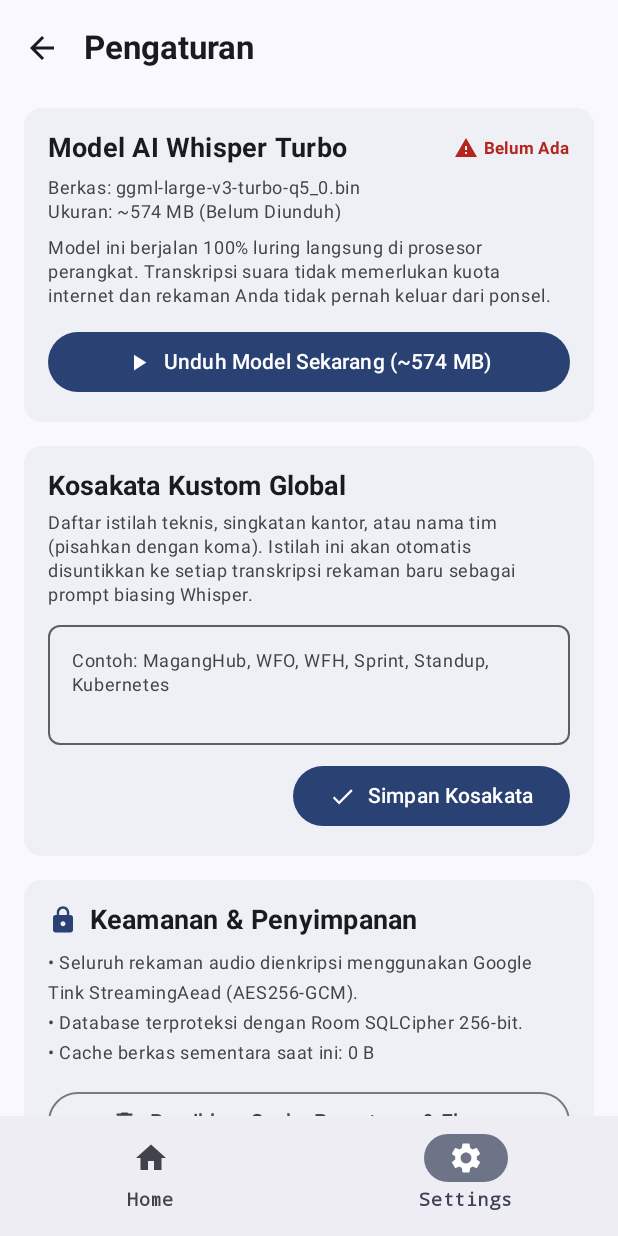
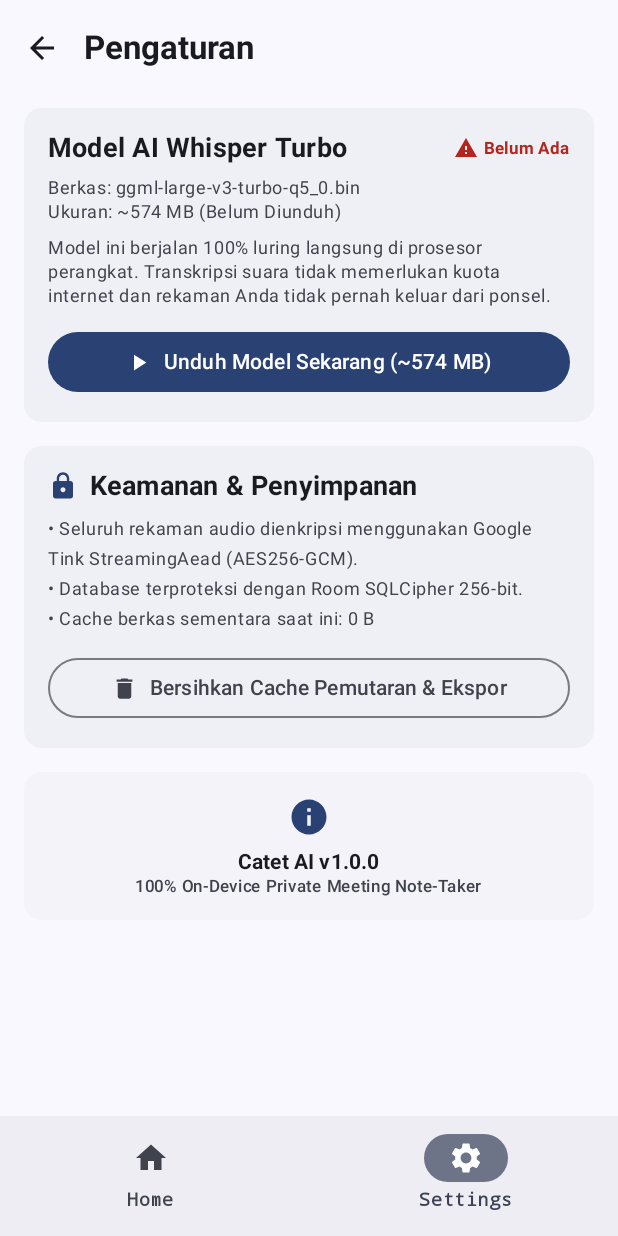
Before and after one commit to xinnxz/catet-ai, an Android app built with Jetpack Compose: the SettingsScreen screen opened through its navigation route, on a phone screen of 412 x 824 dp. Run offline under Robolectric (Android 15) with nearby library versions, the phone set to English and light mode, and no system bars; our stand-ins replace Dagger/Hilt's generated code; 1 statement that could not run was skipped.

Commit message:
fix: Room FTS migration validation, FAB position & cleanup Settings UI
- Fix MIGRATION_3_4: gunakan backticks persis seperti Room schema 4.json (content=\	ranscript_segments\) agar lolos FtsTableInfo validation
- Fix EmptyRecordingsView: ganti icon Add di lingkaran tengah dengan ic_mic agar tidak dikira tombol mati
- Fix HomeScreen: hapus icon Settings dan Add di TopAppBar (Settings sudah ada di BottomNavigationBar), kembalikan FloatingActionButton (+) di kanan bawah
- Settings Zero-Config: hapus kartu input kosakata dari SettingsScreen, pindahkan kosakata rapat bawaan ke backend WhisperConfig.DEFAULT_MEETING_VOCABULARY

```diff
--- a/app/src/main/java/com/catetai/app/presentation/home/HomeScreen.kt
+++ b/app/src/main/java/com/catetai/app/presentation/home/HomeScreen.kt
@@ -18,10 +18,10 @@ import androidx.compose.material.icons.Icons
 import androidx.compose.material.icons.filled.Add
 import androidx.compose.material.icons.filled.Close
 import androidx.compose.material.icons.filled.Search
-import androidx.compose.material.icons.filled.Settings
 import androidx.compose.material3.AlertDialog
 import androidx.compose.material3.CircularProgressIndicator
 import androidx.compose.material3.ExperimentalMaterial3Api
+import androidx.compose.material3.FloatingActionButton
 import androidx.compose.material3.Icon
 import androidx.compose.material3.IconButton
 import androidx.compose.material3.LinearProgressIndicator
@@ -230,27 +230,6 @@ fun HomeContent(
                         fontWeight = FontWeight.Bold
                     )
                 },
-                actions = {
-                    // Tombol Impor Rekaman di TopBar — satu-satunya entry point impor
-                    IconButton(
-                        onClick = onTriggerImport,
-                        modifier = Modifier.semantics { contentDescription = "Impor Rekaman Audio" }
-                    ) {
-                        Icon(
-                            imageVector = Icons.Default.Add,
-                            contentDescription = "Impor Rekaman"
-                        )
-                    }
-                    IconButton(
-                        onClick = onNavigateToSettings,
-                        modifier = Modifier.semantics { contentDescription = "Buka Pengaturan" }
-                    ) {
-                        Icon(
-                            imageVector = Icons.Default.Settings,
-                            contentDescription = "Pengaturan"
-                        )
-                    }
-                },
                 colors = TopAppBarDefaults.topAppBarColors(
                     containerColor = MaterialTheme.colorScheme.background,
                     titleContentColor = MaterialTheme.colorScheme.onBackground
@@ -258,6 +237,20 @@ fun HomeContent(
             )
         },
         snackbarHost = { SnackbarHost(snackbarHostState) },
+        floatingActionButton = {
+            // Tombol Tambah (+) kembali ke posisi semula di kanan bawah
+            FloatingActionButton(
+                onClick = onTriggerImport,
+                containerColor = MaterialTheme.colorScheme.primary,
+                contentColor = MaterialTheme.colorScheme.onPrimary,
+                modifier = Modifier.semantics { contentDescription = "Impor Rekaman Audio" }
+            ) {
+                Icon(
+                    imageVector = Icons.Default.Add,
+                    contentDescription = "Impor Rekaman"
+                )
+            }
+        },
         modifier = modifier.fillMaxSize()
     ) { innerPadding ->
         Column(
@@ -374,7 +367,7 @@ fun HomeContent(
                             LazyColumn(
                                 contentPadding = PaddingValues(
                                     top = Dimens.PaddingSmall,
-                                    bottom = Dimens.PaddingMedium // FAB dihapus, padding normal
+                                    bottom = 88.dp // Beri ruang agar tidak tertutup FAB di kanan bawah
                                 ),
                                 modifier = Modifier.fillMaxSize()
                             ) {
--- a/app/src/main/java/com/catetai/app/presentation/home/components/EmptyRecordingsView.kt
+++ b/app/src/main/java/com/catetai/app/presentation/home/components/EmptyRecordingsView.kt
@@ -10,17 +10,17 @@ import androidx.compose.foundation.layout.height
 import androidx.compose.foundation.layout.padding
 import androidx.compose.foundation.layout.size
 import androidx.compose.foundation.shape.CircleShape
-import androidx.compose.material.icons.Icons
-import androidx.compose.material.icons.filled.Add
 import androidx.compose.material3.Icon
 import androidx.compose.material3.MaterialTheme
 import androidx.compose.material3.Text
 import androidx.compose.runtime.Composable
 import androidx.compose.ui.Alignment
 import androidx.compose.ui.Modifier
+import androidx.compose.ui.res.painterResource
 import androidx.compose.ui.text.font.FontWeight
 import androidx.compose.ui.text.style.TextAlign
 import androidx.compose.ui.unit.dp
+import com.catetai.app.R
 
 /**
  * Tampilan status kosong (empty state) ketika belum ada rekaman audio yang diimpor.
@@ -46,8 +46,8 @@ fun EmptyRecordingsView(
             contentAlignment = Alignment.Center
         ) {
             Icon(
-                imageVector = Icons.Default.Add,
-                contentDescription = null,
+                painter = painterResource(R.drawable.ic_mic),
+                contentDescription = "Ilustrasi Rekaman Kosong",
                 tint = MaterialTheme.colorScheme.onPrimaryContainer,
                 modifier = Modifier.size(48.dp)
             )
@@ -66,7 +66,7 @@ fun EmptyRecordingsView(
         Spacer(modifier = Modifier.height(8.dp))
 
         Text(
-            text = "Rekam suara di aplikasi perekam bawaan HP Anda, lalu tekan tombol ＋ Impor Rekaman untuk menghasilkan transkrip kata-demi-kata dan notulensi rapat otomatis.",
+            text = "Rekam suara di aplikasi perekam bawaan HP Anda, lalu tekan tombol ＋ di pojok kanan bawah untuk mengimpor berkas audio dan menghasilkan transkrip serta notulensi rapat otomatis.",
             style = MaterialTheme.typography.bodyMedium,
             color = MaterialTheme.colorScheme.onSurfaceVariant,
             textAlign = TextAlign.Center
--- a/app/src/main/java/com/catetai/app/presentation/settings/SettingsContract.kt
+++ b/app/src/main/java/com/catetai/app/presentation/settings/SettingsContract.kt
@@ -2,6 +2,10 @@ package com.catetai.app.presentation.settings
 
 /**
  * State antarmuka untuk Layar Pengaturan (SettingsScreen).
+ *
+ * Mengikuti filosofi "Zero Configuration":
+ * Pengaturan bahasa dan prompt biasing diatur secara otomatis di backend (Bahasa Indonesia & kosakata rapat),
+ * sehingga state UI tetap bersih dan fokus pada manajemen perangkat keras & penyimpanan.
  */
 data class SettingsUiState(
     val isModelAvailable: Boolean = false,
@@ -9,8 +13,6 @@ data class SettingsUiState(
     val modelSizeBytesFormatted: String = "~574 MB",
     val isModelDownloading: Boolean = false,
     val modelDownloadProgress: Float = 0f,
-    val globalVocabulary: String = "",
-    val isSavingVocabulary: Boolean = false,
     val cacheSizeFormatted: String = "0 MB",
     val appVersion: String = "1.0.0",
     val showDeleteModelDialog: Boolean = false
@@ -25,10 +27,6 @@ sealed interface SettingsIntent {
     data object OpenDeleteModelDialog : SettingsIntent
     data object DismissDeleteModelDialog : SettingsIntent
     data object ConfirmDeleteModel : SettingsIntent
-
-    data class UpdateGlobalVocabulary(val input: String) : SettingsIntent
-    data object SaveGlobalVocabulary : SettingsIntent
-
     data object ClearPlaybackCache : SettingsIntent
 }
 
--- a/app/src/main/java/com/catetai/app/presentation/settings/SettingsScreen.kt
+++ b/app/src/main/java/com/catetai/app/presentation/settings/SettingsScreen.kt
@@ -32,7 +32,6 @@ import androidx.compose.material3.IconButton
 import androidx.compose.material3.LinearProgressIndicator
 import androidx.compose.material3.MaterialTheme
 import androidx.compose.material3.OutlinedButton
-import androidx.compose.material3.OutlinedTextField
 import androidx.compose.material3.Scaffold
 import androidx.compose.material3.SnackbarHost
 import androidx.compose.material3.SnackbarHostState
@@ -58,11 +57,14 @@ import com.catetai.app.presentation.theme.Dimens
 /**
  * Layar Pengaturan (SettingsScreen) Catet AI (F4-04).
  *
- * Mengelola:
- * 1. Model Transkripsi AI On-Device (Cek status unduhan ~574MB, unduh manual, dan hapus berkas).
- * 2. Kosakata Kustom Global (Prompt biasing default yang diterapkan pada semua rekaman).
- * 3. Ringkasan Ruang Penyimpanan & Pembersihan Berkas Sementara (Cache).
- * 4. Informasi Versi & Komitmen Privasi 100% Luring.
+ * Mengusung pendekatan "Zero Configuration":
+ * Tidak ada form input manual atau dropdown yang membingungkan pengguna.
+ * Bahasa (Bahasa Indonesia) dan kosakata rapat diatur secara otomatis di backend.
+ *
+ * Layar ini berfokus pada 3 hal penting:
+ * 1. Model Transkripsi AI On-Device (Cek status unduhan ~574MB, unduh, dan hapus berkas).
+ * 2. Ringkasan Keamanan Enkripsi & Pembersihan Berkas Sementara (Cache).
+ * 3. Informasi Versi & Komitmen Privasi 100% Luring.
  */
 @OptIn(ExperimentalMaterial3Api::class)
 @Composable
@@ -282,57 +284,7 @@ fun SettingsScreen(
                 }
             }
 
-            // ── Section 2: Kosakata Kustom Global ──────────────────────────────
-            Card(
-                modifier = Modifier.fillMaxWidth(),
-                shape = RoundedCornerShape(12.dp),
-                colors = CardDefaults.cardColors(
-                    containerColor = MaterialTheme.colorScheme.surfaceVariant.copy(alpha = 0.45f)
-                )
-            ) {
-                Column(modifier = Modifier.padding(16.dp)) {
-                    Text(
-                        text = "Kosakata Kustom Global",
-                        style = MaterialTheme.typography.titleMedium,
-                        fontWeight = FontWeight.Bold
-                    )
-
-                    Spacer(modifier = Modifier.height(6.dp))
-
-                    Text(
-                        text = "Daftar istilah teknis, singkatan kantor, atau nama tim (pisahkan dengan koma). Istilah ini akan otomatis disuntikkan ke setiap transkripsi rekaman baru sebagai prompt biasing Whisper.",
-                        style = MaterialTheme.typography.bodySmall,
-                        color = MaterialTheme.colorScheme.onSurfaceVariant
-                    )
-
-                    Spacer(modifier = Modifier.height(12.dp))
-
-                    OutlinedTextField(
-                        value = uiState.globalVocabulary,
-                        onValueChange = { viewModel.processIntent(SettingsIntent.UpdateGlobalVocabulary(it)) },
-                        placeholder = {
-                            Text("Contoh: MagangHub, WFO, WFH, Sprint, Standup, Kubernetes", style = MaterialTheme.typography.bodySmall)
-                        },
-                        modifier = Modifier.fillMaxWidth(),
-                        minLines = 2,
-                        maxLines = 4,
-                        shape = RoundedCornerShape(8.dp)
-                    )
-
-                    Spacer(modifier = Modifier.height(10.dp))
-
-                    Button(
-                        onClick = { viewModel.processIntent(SettingsIntent.SaveGlobalVocabulary) },
-                        modifier = Modifier.align(Alignment.End)
-                    ) {
-                        Icon(imageVector = Icons.Default.Check, contentDescription = null, modifier = Modifier.size(18.dp))
-                        Spacer(modifier = Modifier.width(8.dp))
-                        Text("Simpan Kosakata")
-                    }
-                }
-            }
-
-            // ── Section 3: Privasi & Penyimpanan ───────────────────────────────
+            // ── Section 2: Privasi & Penyimpanan ───────────────────────────────
             Card(
                 modifier = Modifier.fillMaxWidth(),
                 shape = RoundedCornerShape(12.dp),
@@ -381,7 +333,7 @@ fun SettingsScreen(
                 }
             }
 
-            // ── Section 4: Info Aplikasi ───────────────────────────────────────
+            // ── Section 3: Info Aplikasi ───────────────────────────────────────
             Card(
                 modifier = Modifier.fillMaxWidth(),
                 shape = RoundedCornerShape(12.dp),
--- a/app/src/main/java/com/catetai/app/presentation/settings/SettingsViewModel.kt
+++ b/app/src/main/java/com/catetai/app/presentation/settings/SettingsViewModel.kt
@@ -27,8 +27,10 @@ import javax.inject.Inject
  *
  * Mengelola:
  * 1. Status berkas model AI Whisper Large v3 Turbo (~574MB) — cek ketersediaan, unduh, dan hapus.
- * 2. Kosakata kustom global (SharedPreferences).
- * 3. Pembersihan cache sementara pemutaran & ekspor.
+ * 2. Pembersihan cache sementara pemutaran & ekspor untuk menghemat ruang disk perangkat.
+ *
+ * Catatan: Pengaturan bahasa & kosakata kustom telah diotomatisasi di backend (Zero-Config),
+ * sehingga ViewModel dan UI fokus murni pada kesehatan penyimpanan & model on-device.
  */
 @HiltViewModel
 class SettingsViewModel @Inject constructor(
@@ -37,8 +39,6 @@ class SettingsViewModel @Inject constructor(
     private val getModelStatusUseCase: GetModelStatusUseCase,
     private val downloadModelUseCase: DownloadModelUseCase
 ) : ViewModel() {
-
-    private val prefs = context.getSharedPreferences("catet_ai_settings", Context.MODE_PRIVATE)
 
     private val _uiState = MutableStateFlow(SettingsUiState())
     val uiState: StateFlow<SettingsUiState> = _uiState.asStateFlow()
@@ -59,8 +59,6 @@ class SettingsViewModel @Inject constructor(
             is SettingsIntent.OpenDeleteModelDialog -> _uiState.update { it.copy(showDeleteModelDialog = true) }
             is SettingsIntent.DismissDeleteModelDialog -> _uiState.update { it.copy(showDeleteModelDialog = false) }
             is SettingsIntent.ConfirmDeleteModel -> deleteModel()
-            is SettingsIntent.UpdateGlobalVocabulary -> _uiState.update { it.copy(globalVocabulary = intent.input) }
-            is SettingsIntent.SaveGlobalVocabulary -> saveGlobalVocabulary()
             is SettingsIntent.ClearPlaybackCache -> clearCache()
         }
     }
@@ -74,14 +72,12 @@ class SettingsViewModel @Inject constructor(
             "~574 MB (Belum Diunduh)"
         }
 
-        val globalVocab = prefs.getString(KEY_GLOBAL_VOCABULARY, "").orEmpty()
         val cacheSize = calculateCacheSize()
 
         _uiState.update {
             it.copy(
                 isModelAvailable = isAvailable,
                 modelSizeBytesFormatted = sizeFormatted,
-                globalVocabulary = globalVocab,
                 cacheSizeFormatted = RecordingFormatters.formatFileSize(cacheSize)
             )
         }
@@ -151,14 +147,6 @@ class SettingsViewModel @Inject constructor(
         }
     }
 
-    private fun saveGlobalVocabulary() {
-        val vocab = _uiState.value.globalVocabulary.trim()
-        prefs.edit().putString(KEY_GLOBAL_VOCABULARY, vocab).apply()
-        viewModelScope.launch {
-            _effects.send(SettingsEffect.ShowSnackbar("Kosakata kustom global berhasil disimpan."))
-        }
-    }
-
     private fun clearCache() {
         val cachePlaybackDir = File(context.cacheDir, "playback")
         val cacheExportsDir = File(context.cacheDir, "exports")
@@ -186,8 +174,4 @@ class SettingsViewModel @Inject constructor(
         addDir(context.cacheDir)
         return total
     }
-
-    companion object {
-        const val KEY_GLOBAL_VOCABULARY = "global_custom_vocabulary"
-    }
 }
```
Also changed, not shown: app/src/main/java/com/catetai/app/data/local/CatetAiDatabase.kt (+19 -10 lines), app/src/main/java/com/catetai/app/engine/whisper/WhisperConfig.kt (+38 -5 lines), 1 other file.
